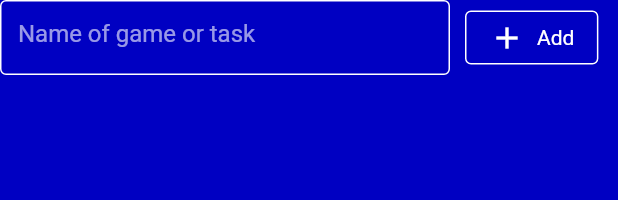
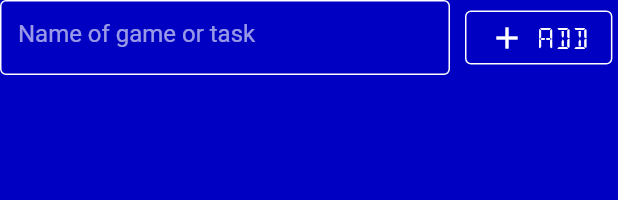
Before and after one commit to Ameraucana/playtimer, a Flutter app: the ItemCreator widget shown alone on an empty page, opened directly, on a phone screen of 412 x 824 dp. Shown: the top 200 px of the screen. Run offline on Flutter 3.47's test engine with Material 2 defaults, Android fonts, the phone set to English and light mode, and no system bars.

Commit message:
fixed save button animation and changed add button font

```diff
--- a/lib/BaseWidget/ItemCreator.dart
+++ b/lib/BaseWidget/ItemCreator.dart
@@ -71,9 +71,9 @@ class _ItemCreatorState extends State<ItemCreator> {
         SizedBox(width: 10, height: 0),
         OutlinedButton.icon(
           style: OutlinedButton.styleFrom(
-              side: BorderSide(color: Colors.white), textStyle: _style),
+              side: BorderSide(color: Colors.white)),
           icon: Icon(Icons.add_sharp, color: Colors.white),
-          label: Text("Add", style: _style),
+          label: Text("Add"),
           onPressed: () => create(unsavedChangeModel),
         )
       ],
--- a/lib/BaseWidget/SaveButton.dart
+++ b/lib/BaseWidget/SaveButton.dart
@@ -25,7 +25,7 @@ class _SaveButtonState extends State<SaveButton> {
 
     return MouseRegion(
       onEnter: (_) {
-        _blinkInterval = Timer.periodic(Duration(milliseconds: 100),
+        _blinkInterval = Timer.periodic(Duration(milliseconds: 50),
             (timer) => setState(() => _dispTBlueF = !_dispTBlueF));
         _delayTimer = Timer(Duration(milliseconds: 400), () {
           setState(() => _dispTBlueF = true);
@@ -39,6 +39,7 @@ class _SaveButtonState extends State<SaveButton> {
       },
       child: OutlinedButton(
           style: OutlinedButton.styleFrom(
+            animationDuration: Duration(milliseconds: 0),
               side: BorderSide(
                   color:
                       _dispTBlueF ? outlineNeutralColor : Color(0xFF0000C8))),
@@ -54,7 +55,6 @@ class _SaveButtonState extends State<SaveButton> {
   }
 
   @override
-  @override
   void dispose() {
     _blinkInterval?.cancel();
     _delayTimer?.cancel();
```
Also changed, not shown: pubspec.lock.
